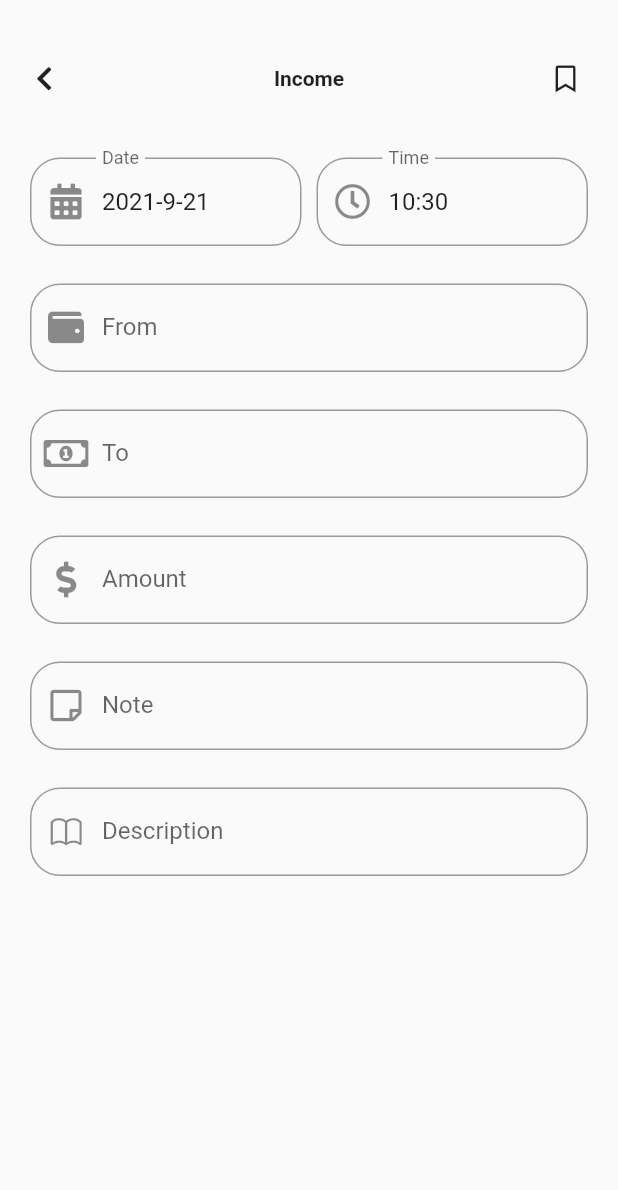
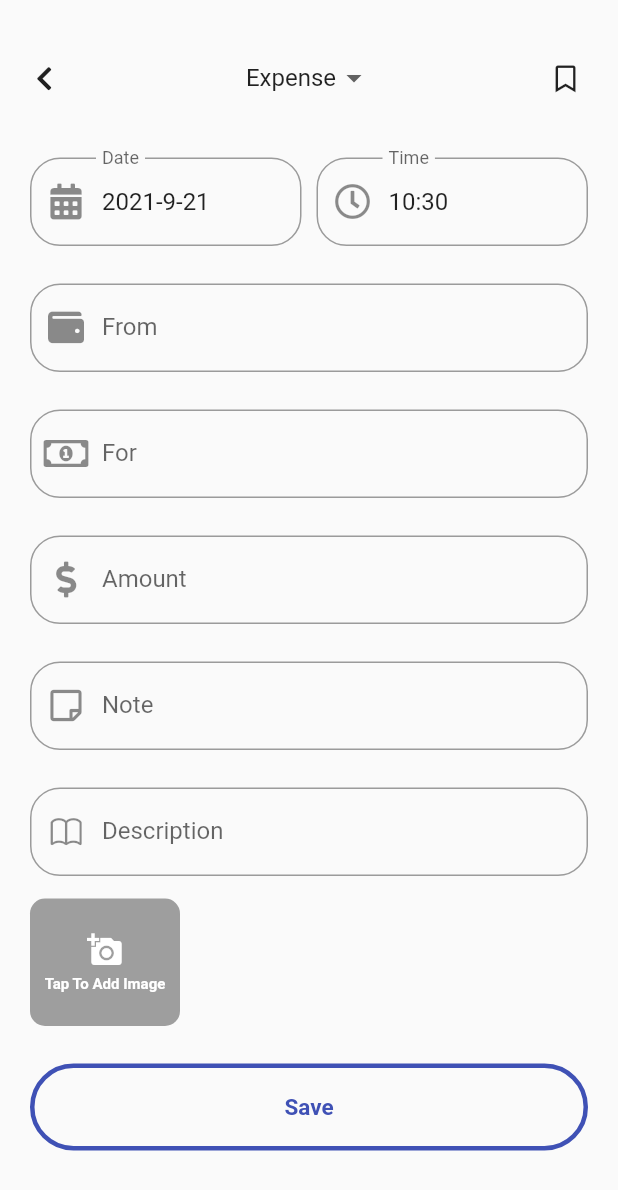
Before and after one commit to pooya-dani76/Money-Manager-App, a Flutter app: the GetDataPage screen opened directly, on a phone screen of 412 x 824 dp. Shown: the top 1190 px of the screen. Run offline on Flutter 3.47's test engine with Material 2 defaults, Android fonts, the phone set to English and light mode, and no system bars; our stand-ins replace auto_size_text, flutter_datetime_picker, flutter_money_formatter, font_awesome_flutter, google_nav_bar, image_picker and 3 more; accounts and stored records are empty.

Commit message:
Get Data Page Design Updated!

```diff
--- a/lib/DataBase/Providers.dart
+++ b/lib/DataBase/Providers.dart
@@ -1,4 +1,6 @@
+import 'dart:io';
 import 'package:flutter/cupertino.dart';
+import 'package:image_picker/image_picker.dart';
 import 'package:money_manager_ap/DataBase/Data.dart';
 import 'package:money_manager_ap/DataBase/SqliteFunction.dart';
 import 'package:flutter/material.dart';
@@ -131,6 +133,9 @@ class Controllers extends ChangeNotifier {
   TextEditingController amountController = TextEditingController();
   TextEditingController noteController = TextEditingController();
   TextEditingController descriptionController = TextEditingController();
+  String choosenValueForDropDown;
+  var picker = ImagePicker();
+  List<File> images = [];
 
   void setDate(DateTime date) {
     dateController.text = '${date.year}-${date.month}-${date.day}';
@@ -156,4 +161,24 @@ class Controllers extends ChangeNotifier {
     }
     return tempDate;
   }
+
+  void addImage(File image){
+    images.add(image);
+    notifyListeners();
+  }
+
+  void removeImage(File image){
+    images.remove(image);
+    notifyListeners();
+  }
+
+  void removeImageIndex(int index){
+    images.removeAt(index);
+    notifyListeners();
+  }
+
+  void setDropDownValue(String value){
+    choosenValueForDropDown = value;
+    notifyListeners();
+  }
 }
--- a/lib/Deteminers.dart
+++ b/lib/Deteminers.dart
@@ -42,9 +42,15 @@ String subTitleDeterminer(Transaction tr) {
   }
 }
 
-Map<String , TextInputType> inputType = {
-  'number' : TextInputType.number,
-  'text' : TextInputType.text,
-  'None':TextInputType.none,
-  'MultiLine':TextInputType.multiline
+Map<String, TextInputType> inputType = {
+  'number': TextInputType.number,
+  'text': TextInputType.text,
+  'None': TextInputType.none,
+  'MultiLine': TextInputType.multiline
 };
+
+Map<String, List<String>> getDataFormTitle = {
+  'Income': ['To', 'For'],
+  'Expense': ['From', 'For'],
+  'Transfer': ['From', 'To']
+};
--- a/lib/Tabs/TrasTab/GetDataPage/GetDataPage.dart
+++ b/lib/Tabs/TrasTab/GetDataPage/GetDataPage.dart
@@ -3,9 +3,12 @@ import 'package:flutter/material.dart';
 import 'package:font_awesome_flutter/font_awesome_flutter.dart';
 import 'package:money_manager_ap/DataBase/Data.dart';
 import 'package:money_manager_ap/DataBase/Providers.dart';
+import 'package:money_manager_ap/Deteminers.dart';
 import 'package:money_manager_ap/Tabs/TrasTab/GetDataPage/AppBar.dart';
 import 'package:money_manager_ap/Tabs/TrasTab/GetDataPage/BottomSheets.dart';
 import 'package:money_manager_ap/Tabs/TrasTab/GetDataPage/FormField.dart';
+import 'package:money_manager_ap/Tabs/TrasTab/GetDataPage/ImageBox/GetImageBox.dart';
+import 'package:money_manager_ap/Tabs/TrasTab/GetDataPage/SaveButton.dart';
 import 'package:provider/provider.dart';
 
 class GetDataPage extends StatefulWidget {
@@ -27,6 +30,7 @@ class _GetDataPageState extends State<GetDataPage> {
         widget.transaction.day,
         widget.transaction.hour,
         widget.transaction.minute));
+    provider.choosenValueForDropDown = 'Expense';
     super.initState();
   }
 
@@ -37,10 +41,19 @@ class _GetDataPageState extends State<GetDataPage> {
       children: [
         SolidAppBar(
           isMain: false,
-          title: Text(
-            'Income',
-            textScaleFactor: 1,
-            style: TextStyle(fontWeight: FontWeight.bold),
+          title: Consumer<Controllers>(
+            builder: (BuildContext context, controllers, Widget child)=> DropdownButton(
+              onChanged: (value){
+                controllers.setDropDownValue(value);
+              },
+              underline: Container(width: 0, height: 0,),
+              value: controllers.choosenValueForDropDown,
+              items: <String>['Income', 'Transfer', 'Expense']
+                  .map((String value) {
+                    return DropdownMenuItem(child: Text(value , textScaleFactor: 1,),value: value,);
+                  })
+                  .toList(),
+            ),
           ),
           actions: [
             Container(
@@ -117,14 +130,14 @@ class _GetDataPageState extends State<GetDataPage> {
                       )),
                   GetFormField(
                     prefixIcon: Icon(FontAwesomeIcons.wallet),
-                    lebelText: 'From',
+                    lebelText: getDataFormTitle[controllers.choosenValueForDropDown][0],
                     keyboardType: 'text',
                     controller: controllers.accountController,
                     expands: false,
                   ),
                   GetFormField(
                     prefixIcon: Icon(FontAwesomeIcons.moneyBillAlt),
-                    lebelText: 'To',
+                    lebelText: getDataFormTitle[controllers.choosenValueForDropDown][1],
                     keyboardType: 'text',
                     controller: controllers.destenationAccountController,
                     expands: false,
@@ -139,9 +152,9 @@ class _GetDataPageState extends State<GetDataPage> {
                   GetFormField(
                     prefixIcon: Icon(FontAwesomeIcons.stickyNote),
                     lebelText: 'Note',
-                    keyboardType: 'text',
+                    keyboardType: 'MultiLine',
                     controller: controllers.noteController,
-                    expands: false,
+                    expands: true,
                   ),
                   GetFormField(
                     prefixIcon: Icon(CupertinoIcons.book),
@@ -150,6 +163,8 @@ class _GetDataPageState extends State<GetDataPage> {
                     controller: controllers.descriptionController,
                     expands: true,
                   ),
+                  GetImageBox(),
+                  SaveButton(),
                 ],
               ),
             );
--- /dev/null
+++ b/lib/Tabs/TrasTab/GetDataPage/ImageBox/GetImageBox.dart
@@ -0,0 +1,130 @@
+import 'package:flutter/material.dart';
+import 'package:money_manager_ap/DataBase/Providers.dart';
+import 'package:money_manager_ap/Tabs/TrasTab/GetDataPage/ImageBox/ConfidenceDialog.dart';
+import 'package:money_manager_ap/Tabs/TrasTab/GetDataPage/ImageBox/ImageShow.dart';
+import 'package:money_manager_ap/Tabs/TrasTab/GetDataPage/ImageBox/ModalBottomSheet.dart';
+import 'package:provider/provider.dart';
+
+class GetImageBox extends StatefulWidget {
+  const GetImageBox({Key key}) : super(key: key);
+
+  @override
+  _GetImageBoxState createState() => _GetImageBoxState();
+}
+
+class _GetImageBoxState extends State<GetImageBox> {
+  @override
+  void dispose() {
+    super.dispose();
+  }
+
+  @override
+  void initState() {
+    super.initState();
+    var provider  = Provider.of<Controllers>(context, listen: false);
+    provider.images.clear();
+  }
+
+  @override
+  Widget build(BuildContext context) {
+    return Consumer<Controllers>(
+      builder: (BuildContext context, controllers, Widget child) => Container(
+          padding: EdgeInsets.only(top: 15, right: 20, left: 20),
+          height: 100,
+          child: Row(
+            children: [
+              GestureDetector(
+                child: Container(
+                  margin: EdgeInsets.only(right: 10),
+                  width: 100,
+                  alignment: Alignment.center,
+                  child: Column(
+                    mainAxisAlignment: MainAxisAlignment.center,
+                    children: [
+                      Container(
+                          child: Icon(
+                            Icons.add_a_photo,
+                            color: Colors.white,
+                          ),
+                          margin: EdgeInsets.only(bottom: 5)),
+                      Container(
+                        child: Text(
+                          'Tap To Add Image',
+                          textScaleFactor: 1,
+                          style: TextStyle(
+                            fontSize: 10,
+                            fontWeight: FontWeight.bold,
+                            color: Colors.white,
+                          ),
+                        ),
+                      ),
+                    ],
+                  ),
+                  decoration: BoxDecoration(
+                    borderRadius: BorderRadius.all(Radius.circular(10)),
+                    color: Colors.grey,
+                  ),
+                ),
+                onTap: () {
+                  addImageBottomSheet(context);
+                },
+              ),
+              Expanded(
+                  child: NotificationListener<OverscrollIndicatorNotification>(
+                // ignore: missing_return
+                onNotification: (overScroll) {
+                  overScroll.disallowGlow();
+                },
+                child: ListView.builder(
+                  scrollDirection: Axis.horizontal,
+                  itemCount: controllers.images.length,
+                  itemBuilder: (BuildContext context, int index) {
+                    return GestureDetector(
+                      child: Stack(children: [
+                        Container(
+                          margin: EdgeInsets.only(right: 10),
+                          width: 100,
+                          decoration: BoxDecoration(
+                            borderRadius: BorderRadius.all(Radius.circular(10)),
+                            image: DecorationImage(
+                                image: FileImage(controllers.images[index]),
+                                fit: BoxFit.fill),
+                          ),
+                        ),
+                        Positioned(
+                          top: 0,
+                          right: 5,
+                          child: GestureDetector(
+                            onTap: () async{
+                              await deleteConfidenceBottomSheet(context , index);
+                            },
+                            child: Container(
+                              height: 18,
+                              decoration: BoxDecoration(
+                                  shape: BoxShape.circle, color: Colors.red),
+                              child: Icon(
+                                Icons.close,
+                                size: 17,
+                                color: Colors.white,
+                              ),
+                            ),
+                          ),
+                        ),
+                      ]),
+                      onTap: () {
+                        Navigator.push(
+                            context,
+                            MaterialPageRoute(
+                                builder: (cntx) => ImageShow(
+                                      image: controllers.images[index],
+                                    )));
+                      },
+                    );
+                  },
+                ),
+              )),
+            ],
+          )),
+    );
+  }
+}
--- /dev/null
+++ b/lib/Tabs/TrasTab/GetDataPage/ImageBox/ImageShow.dart
@@ -0,0 +1,22 @@
+import 'dart:io';
+
+import 'package:flutter/material.dart';
+
+class ImageShow extends StatefulWidget {
+  final File image;
+
+  const ImageShow({Key key, this.image}) : super(key: key);
+  @override
+  _ImageShowState createState() => _ImageShowState();
+}
+
+class _ImageShowState extends State<ImageShow> {
+  @override
+  Widget build(BuildContext context) {
+    return Scaffold(
+      body: Center(
+        child: Hero(tag: 'show Image', child: Image.file(widget.image)),
+      ),
+    );
+  }
+}
--- /dev/null
+++ b/lib/Tabs/TrasTab/GetDataPage/SaveButton.dart
@@ -0,0 +1,51 @@
+import 'package:flutter/material.dart';
+import 'package:money_manager_ap/DataBase/Providers.dart';
+import 'package:provider/provider.dart';
+
+class SaveButton extends StatefulWidget {
+  const SaveButton({Key key}) : super(key: key);
+
+  @override
+  _SaveButtonState createState() => _SaveButtonState();
+}
+
+class _SaveButtonState extends State<SaveButton> {
+  @override
+  Widget build(BuildContext context) {
+    return Consumer<ThemeSetter>(
+      builder: (BuildContext context, themeSetter, Widget child) => Container(
+        alignment: Alignment.center,
+        padding: EdgeInsets.only(top: 25, right: 20, left: 20, bottom: 30),
+        child: TextButton(
+          style: TextButton.styleFrom(
+            padding: EdgeInsets.fromLTRB(80, 20, 80, 20),
+            fixedSize: Size.fromWidth(MediaQuery.of(context).size.width),
+            shape: RoundedRectangleBorder(
+              borderRadius: new BorderRadius.circular(30.0),
+            ),
+            side: BorderSide(
+                color: themeSetter.darkMode == true
+                    ? Color.fromARGB(255, 97, 169, 255)
+                    : Colors.indigo,
+                width: 3.0),
+          ),
+          onPressed: () {
+
+            // Navigator.pop(context);
+          },
+          child: Text(
+            'Save',
+            style: TextStyle(
+              fontWeight: FontWeight.bold,
+              fontSize: 15.0,
+              color: themeSetter.darkMode == true
+                  ? Color.fromARGB(255, 97, 169, 255)
+                  : Colors.indigo,
+            ),
+            textDirection: TextDirection.ltr,
+          ),
+        ),
+      ),
+    );
+  }
+}
--- a/pubspec.yaml
+++ b/pubspec.yaml
@@ -27,6 +27,7 @@ dependencies:
   path:
   path_provider:
   provider:
+  image_picker:
   flutter_money_formatter:
   auto_size_text:
   google_nav_bar: ^5.0.5
```
Also changed, not shown: lib/Tabs/TrasTab/GetDataPage/ImageBox/ConfidenceDialog.dart (added, +62 -0 lines), lib/Tabs/TrasTab/GetDataPage/ImageBox/ConfidenceDialogButton.dart (added, +46 -0 lines), lib/Tabs/TrasTab/GetDataPage/ImageBox/ModalBottomSheet.dart (added, +114 -0 lines), pubspec.lock.
